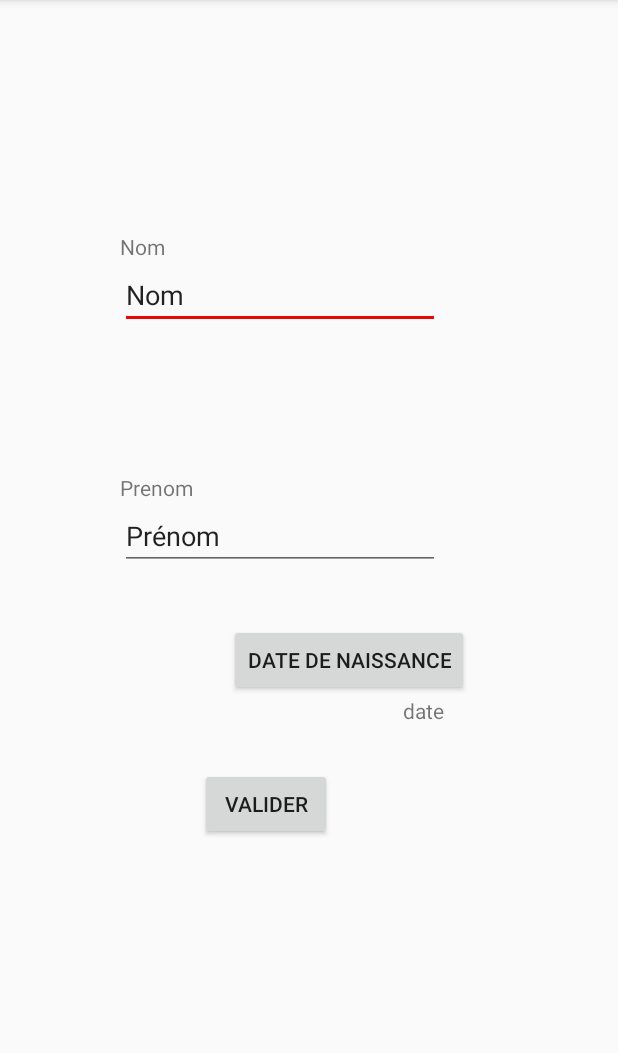
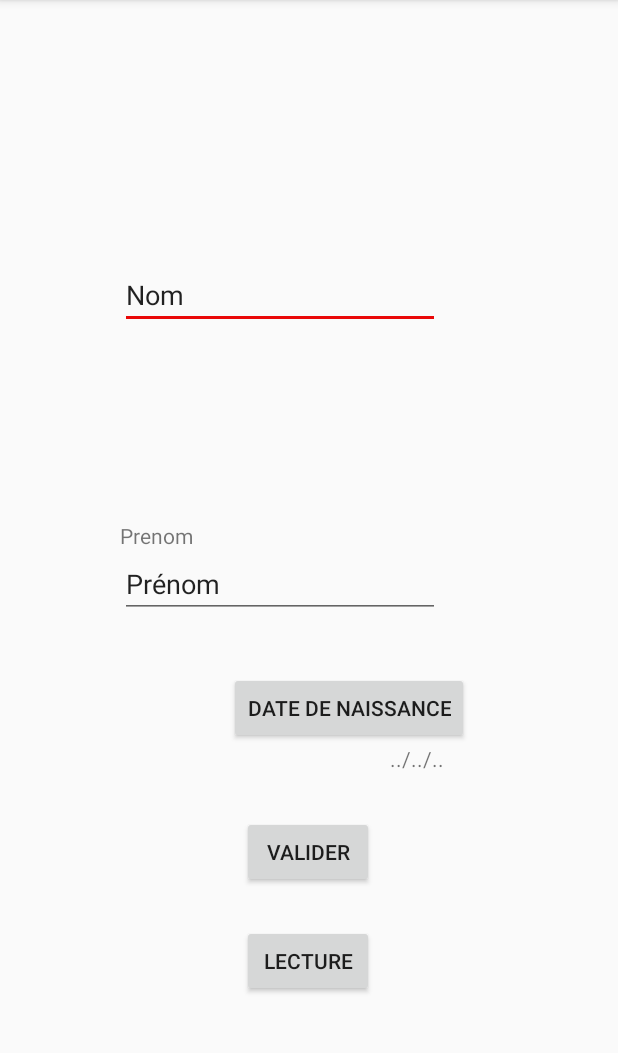
Before and after one commit to ikrijah/android_project, an Android app: the FormulaireActivity screen opened directly, with no data from a screen before it, on a phone screen of 412 x 824 dp, the part 84-1137 px from its top. Run offline under Robolectric (Android 15) with nearby library versions, the phone set to English and light mode, and no system bars.

Commit message:
Sauveguarde des informations (nom, prénom, date de naissance) + permission photos (changer de photo de profile)

```diff
--- a/app/src/main/AndroidManifest.xml
+++ b/app/src/main/AndroidManifest.xml
@@ -2,6 +2,7 @@
 <manifest xmlns:android="http://schemas.android.com/apk/res/android"
     package="fr.isen.krijah.androidtoolbox">
 
+    <uses-permission android:name="android.permission.READ_EXTERNAL_STORAGE"/>
     <application
         android:allowBackup="true"
         android:icon="@mipmap/ic_launcher"
@@ -9,7 +10,8 @@
         android:roundIcon="@mipmap/ic_launcher_round"
         android:supportsRtl="true"
         android:theme="@style/AppTheme">
-        <activity android:name=".FormulaireActivity"></activity>
+        <activity android:name=".AccessDataActivity"></activity>
+        <activity android:name=".FormulaireActivity" />
         <activity android:name=".LifeCycleActivity" />
         <activity android:name=".HomeActivity" />
         <activity
--- a/app/src/main/res/layout/activity_formulaire.xml
+++ b/app/src/main/res/layout/activity_formulaire.xml
@@ -12,35 +12,22 @@
         android:layout_height="wrap_content"
         android:layout_marginBottom="48dp"
         android:text="Date de naissance"
-        app:layout_constraintBottom_toTopOf="@+id/formBtn"
+        app:layout_constraintBottom_toTopOf="@+id/save"
         app:layout_constraintEnd_toEndOf="parent"
         app:layout_constraintHorizontal_bias="0.605"
         app:layout_constraintStart_toStartOf="parent" />
 
     <TextView
-        android:id="@+id/lastName"
-        android:layout_width="wrap_content"
-        android:layout_height="wrap_content"
-        android:layout_marginStart="80dp"
-        android:text="Nom"
-        app:layout_constraintBottom_toTopOf="@+id/lastNameBtn"
-        app:layout_constraintStart_toStartOf="parent"
-        app:layout_constraintTop_toTopOf="parent"
-        app:layout_constraintVertical_bias="1.0" />
-
-    <TextView
-        android:id="@+id/name"
+        android:id="@+id/firstNameText"
         android:layout_width="wrap_content"
         android:layout_height="wrap_content"
         android:layout_marginStart="80dp"
         android:text="Prenom"
-        app:layout_constraintBottom_toTopOf="@+id/nameBtn"
-        app:layout_constraintStart_toStartOf="parent"
-        app:layout_constraintTop_toBottomOf="@+id/lastNameBtn"
-        app:layout_constraintVertical_bias="1.0" />
+        app:layout_constraintBottom_toTopOf="@+id/firstName"
+        app:layout_constraintStart_toStartOf="parent" />
 
     <EditText
-        android:id="@+id/lastNameBtn"
+        android:id="@+id/lastName"
         android:layout_width="wrap_content"
         android:layout_height="wrap_content"
         android:ems="10"
@@ -54,7 +41,7 @@
         app:layout_constraintVertical_bias="0.241" />
 
     <EditText
-        android:id="@+id/nameBtn"
+        android:id="@+id/firstName"
         android:layout_width="wrap_content"
         android:layout_height="wrap_content"
         android:layout_marginBottom="36dp"
@@ -67,14 +54,14 @@
         app:layout_constraintStart_toStartOf="parent" />
 
     <Button
-        android:id="@+id/formBtn"
+        android:id="@+id/save"
         android:layout_width="wrap_content"
         android:layout_height="wrap_content"
-        android:layout_marginBottom="208dp"
+        android:layout_marginBottom="176dp"
         android:text="Valider"
         app:layout_constraintBottom_toBottomOf="parent"
         app:layout_constraintEnd_toEndOf="parent"
-        app:layout_constraintHorizontal_bias="0.411"
+        app:layout_constraintHorizontal_bias="0.498"
         app:layout_constraintStart_toStartOf="parent" />
 
     <CalendarView
@@ -85,7 +72,7 @@
         android:visibility="invisible"
         app:layout_constraintBottom_toTopOf="@+id/birthDateBtn"
         app:layout_constraintEnd_toEndOf="parent"
-        app:layout_constraintHorizontal_bias="0.491"
+        app:layout_constraintHorizontal_bias="0.737"
         app:layout_constraintStart_toStartOf="parent"
         app:layout_constraintTop_toTopOf="parent"
         app:layout_constraintVertical_bias="1.0" />
@@ -95,7 +82,19 @@
         android:layout_width="wrap_content"
         android:layout_height="wrap_content"
         android:layout_marginEnd="116dp"
-        android:text="date"
+        android:text="@string/storage_data_value"
         app:layout_constraintEnd_toEndOf="parent"
         app:layout_constraintTop_toBottomOf="@+id/birthDateBtn" />
+
+    <Button
+        android:id="@+id/show"
+        android:layout_width="wrap_content"
+        android:layout_height="wrap_content"
+        android:text="Lecture"
+        app:layout_constraintBottom_toBottomOf="parent"
+        app:layout_constraintEnd_toEndOf="parent"
+        app:layout_constraintHorizontal_bias="0.498"
+        app:layout_constraintStart_toStartOf="parent"
+        app:layout_constraintTop_toBottomOf="@+id/save"
+        app:layout_constraintVertical_bias="0.193" />
 </androidx.constraintlayout.widget.ConstraintLayout>
--- a/app/src/main/res/values/strings.xml
+++ b/app/src/main/res/values/strings.xml
@@ -9,6 +9,7 @@
     <string name="invalid_username">Not a valid username</string>
     <string name="invalid_password">Password must be >5 characters</string>
     <string name="login_failed">"Login failed"</string>
+    <string name="storage_data_value">"../../.."</string>
 
     <!-- TODO: Remove or change this placeholder text -->
     <string name="hello_blank_fragment">TEST</string>
```
Also changed, not shown: app/src/main/java/fr/isen/krijah/androidtoolbox/AccessDataActivity.kt (added, +79 -0 lines), app/src/main/java/fr/isen/krijah/androidtoolbox/FormulaireActivity.kt (+44 -3 lines), app/src/main/java/fr/isen/krijah/androidtoolbox/HomeActivity.kt (+6 -1 lines), app/src/main/res/layout/activity_access_data.xml (added, +64 -0 lines), app/src/main/res/layout/activity_home.xml (+4 -4 lines), app/src/main/res/drawable-v24/camera.png (added).
